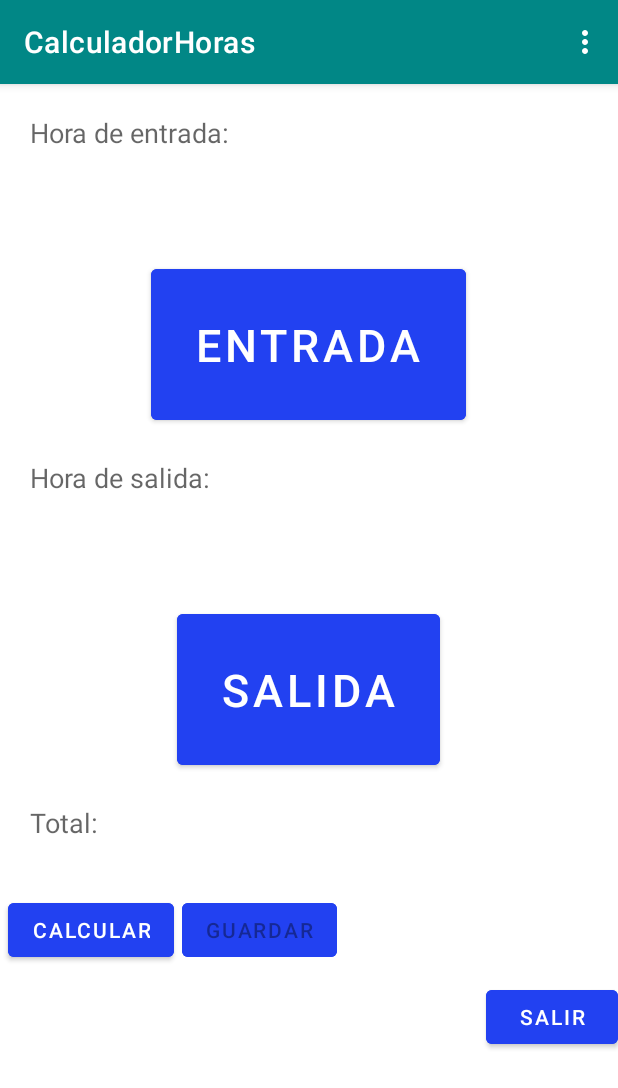
After one commit to celiatj/RegistroHoras, an Android app: the MainActivity3 screen opened directly, with no data from a screen before it, on a phone screen of 412 x 824 dp. The commit adds this screen. Shown: the top 1088 px of the screen. Run offline under Robolectric (Android 15) with nearby library versions, the phone set to English and light mode, and no system bars; Roboto replaces fonts that are not available here.

Commit message:
No resuelto errores anteriores. no logea. Pantala de Main con botones commit

```diff
--- a/app/src/main/AndroidManifest.xml
+++ b/app/src/main/AndroidManifest.xml
@@ -15,6 +15,9 @@
         android:supportsRtl="true"
         android:theme="@style/Theme.CalculadorHoras"
         tools:targetApi="31">
+        <activity
+            android:name=".MainActivity3"
+            android:exported="false" />
         <activity
             android:name=".Administrador"
             android:exported="false" />
--- /dev/null
+++ b/app/src/main/java/com/example/calculadorhoras/MainActivity3.java
@@ -0,0 +1,289 @@
+package com.example.calculadorhoras;
+
+import androidx.appcompat.app.AppCompatActivity;
+import androidx.core.app.NotificationCompat;
+import androidx.core.app.NotificationManagerCompat;
+
+import android.annotation.SuppressLint;
+import android.app.AlertDialog;
+import android.app.NotificationChannel;
+import android.app.NotificationManager;
+import android.app.PendingIntent;
+import android.content.Context;
+import android.content.DialogInterface;
+import android.content.Intent;
+import android.content.SharedPreferences;
+import android.content.res.Configuration;
+import android.content.res.Resources;
+import android.os.Build;
+import android.os.Bundle;
+import android.util.DisplayMetrics;
+import android.view.Menu;
+import android.view.MenuItem;
+import android.view.View;
+import android.widget.Button;
+import android.widget.TextView;
+import android.widget.Toast;
+
+import java.io.File;
+import java.io.FileOutputStream;
+import java.io.IOException;
+import java.util.Calendar;
+import java.util.Date;
+import java.util.Locale;
+import androidx.appcompat.app.AppCompatActivity;
+import androidx.core.app.NotificationCompat;
+import androidx.core.app.NotificationManagerCompat;
+import androidx.drawerlayout.widget.DrawerLayout;
+
+import java.io.File;
+import java.io.FileNotFoundException;
+import java.io.FileOutputStream;
+import java.io.IOException;
+import java.util.Calendar;
+import java.util.Date;
+import java.util.Locale;
+public class MainActivity3 extends AppCompatActivity {
+    public TextView total;
+    public TextView entrada;
+    public TextView salida;
+    private Button botonCalcular,registroEntrada,registroSalida;
+    private Button botonSalir;
+    private Button botonGuardar;
+    String horasTotal;
+    FileOutputStream stream = null;
+    String dia;
+    int horaE,horaS,minE,minS;
+
+    final static String CHANNEL_ID = "NOTIFICACIONES";
+
+    @SuppressLint("MissingInflatedId")
+    @Override
+    protected void onCreate(Bundle savedInstanceState) {
+        super.onCreate(savedInstanceState);
+        setContentView(R.layout.activity_main3);
+                total = findViewById(R.id.textViewTotal2);
+
+                // Crear canal de notificaciones
+                createNotificationChannel();
+                // Configuración de idioma
+                SharedPreferences preferenciasCompartidas = getSharedPreferences("PreferenciasCompartidas", MODE_PRIVATE);
+                String codigoIdioma = preferenciasCompartidas.getString("codigo_idioma", "es");
+                setAppLocale(codigoIdioma);
+                getSupportActionBar().setTitle(R.string.app_name);
+
+                // Guardar debe estar desactivado hasta que se pulse Calcular
+                botonGuardar = findViewById(R.id.btnGuardar2);
+                botonGuardar.setEnabled(false);
+
+                botonSalir = findViewById(R.id.btnSalir2);
+                botonGuardar = findViewById(R.id.btnGuardar2);
+                botonCalcular = findViewById(R.id.btnCalcular2);
+                total = findViewById(R.id.textViewTotal2);
+                registroEntrada = findViewById(R.id.btnRegistroEntrada2);
+                entrada = findViewById(R.id.textViewE2);
+                salida = findViewById(R.id.textViewS2);
+                registroSalida = findViewById(R.id.btnRegistroSalida2);
+
+                Context contexto = getApplicationContext();
+                File path = contexto.getFilesDir();
+                File file = new File(path, "registros.csv");
+
+                java.util.Date fecha = new Date();
+                Calendar c = Calendar.getInstance();
+                dia = Integer.toString(c.get(Calendar.DATE));
+
+                // gestion del boton Entrada
+                registroEntrada.setOnClickListener(new View.OnClickListener() {
+                    @Override
+                    public void onClick(View view) {
+                        horaE = c.get(Calendar.HOUR);
+                        minE= c.get(Calendar.MINUTE);
+                        entrada.setText(String.format("%02d:%02d", horaE, minE));;
+                    }
+                });
+                registroSalida.setOnClickListener(new View.OnClickListener() {
+                    @Override
+                    public void onClick(View view) {
+                        horaS = c.get(Calendar.HOUR);
+                        minS= c.get(Calendar.MINUTE);
+                        salida.setText(String.format("%02d:%02d", horaS, minS));
+                    }
+                });
+
+
+                // gestion del boton calcular
+                botonCalcular.setOnClickListener(new View.OnClickListener() {
+                    @Override
+                    public void onClick(View view) {
+
+                        if (entrada.getText().toString().equals("") || salida.getText().toString().equals("")) {
+                            Toast.makeText(getApplicationContext(), "Debes señalar la hora de entrada y la hora de salida", Toast.LENGTH_SHORT).show();
+                        } else {
+
+
+                            //Calculamos la diferencia en minutos para sacar las horas "Trabajadas", luego sacamos horas / 60 y los minutos sera el resto de esta division
+                            int tE = (horaE * 60) + minE;
+                            int tS = (horaS * 60) + minS;
+                            int tot;
+
+                            if (tS < tE) {
+                                tot = (24 * 60 - tE) + tS;
+                            } else {
+                                tot = tS - tE;
+                            }
+
+                            int horas = tot / 60;
+                            int minutos = tot % 60;
+                            // Indicamos al usuario con el textView de total el resultado
+                            horasTotal = "Día: " + dia + "; Horas: " + horas + ",Minutos: " + minutos + ";";
+                            total.setText(horasTotal);
+
+                            // Ahora activo el botón de Guardar, una vez hecho el cálculo
+                            botonGuardar.setEnabled(true);
+                        }
+                    }
+                });
+
+                //boton Guardar
+
+                botonGuardar.setOnClickListener(new View.OnClickListener() {
+                    @Override
+                    public void onClick(View view) {
+                        Intent intent = new Intent(com.example.calculadorhoras.MainActivity3.this, RegistroActivity.class);
+                        intent.setFlags(Intent.FLAG_ACTIVITY_CLEAR_TASK | Intent.FLAG_ACTIVITY_CLEAR_TASK);
+                        PendingIntent pendingIntent = PendingIntent.getActivity(getApplicationContext(), 0, intent, 0);
+                        NotificationManagerCompat gestorNotificaciones = NotificationManagerCompat.from(com.example.calculadorhoras.MainActivity3.this);
+                        // Notificacion en la barra superior
+                        NotificationCompat.Builder builder = new NotificationCompat.Builder(getApplicationContext(), CHANNEL_ID).setSmallIcon(R.drawable.clock_icon_design_element_logo_element_illustration_clock_symbol_icon_free_vector).setContentTitle("Calculador Horas")
+                                .setContentText("Registro guardado!")
+                                .setPriority(NotificationCompat.PRIORITY_DEFAULT)
+                                .setContentIntent(pendingIntent)
+                                .setAutoCancel(true);
+
+                        gestorNotificaciones.notify(1, builder.build());
+
+                        try {
+                            horasTotal += "\r\n";
+                            stream.write(horasTotal.getBytes());
+                            // Una vez usado el botón de Guardar, lo vuelvo a desactivar (hasta que se haga Calcular de nuevo)
+                            view.setEnabled(false);
+                        } catch (
+                                IOException e) {
+                            e.printStackTrace();
+                        }
+
+                    }
+                });
+
+                // Salir de la app
+                botonSalir.setOnClickListener(new View.OnClickListener() {
+                    @Override
+                    public void onClick(View view) {
+                        // Crear el objeto constructor de alerta AlertDialog.Builder
+                        AlertDialog.Builder constructorAlerta = new AlertDialog.Builder(com.example.calculadorhoras.MainActivity3.this);
+
+                        // Establecer título y mensaje
+                        constructorAlerta.
+                                setTitle(getResources().getText(R.string.txt_salir_app_titulo)).
+                                setMessage(getResources().getText(R.string.txt_salir_app_mensaje));
+
+                        // Hacer que no se pueda dejar el diálogo sin pulsar una opción
+                        constructorAlerta.setCancelable(false);
+
+                        // Establecer botón de respuesta positiva
+                        constructorAlerta.setPositiveButton(getResources().getText(R.string.txt_si), (DialogInterface.OnClickListener) (dialog, which) -> {
+                            finishAffinity();
+                        });
+
+                        // Establecer botón de respuesta negativa
+                        constructorAlerta.setNegativeButton(getResources().getText(R.string.txt_no), (DialogInterface.OnClickListener) (dialog, which) -> {
+                            dialog.cancel();
+                        });
+
+                        // Crear y mostrar diálogo de alerta
+                        AlertDialog dialogoAlertaSalir = constructorAlerta.create();
+                        dialogoAlertaSalir.show();
+
+                    }
+
+
+                });
+            }
+            //Guardamos los valores cuando la aplicacion este en pause (se gire la pantalla por ejemplo)
+            @Override
+            protected void onRestoreInstanceState(Bundle savedInstanceState) {
+                super.onRestoreInstanceState(savedInstanceState);
+
+                entrada.setText(savedInstanceState.getString("entrada"));
+                salida.setText(savedInstanceState.getString("salida"));
+                total.setText(savedInstanceState.getString("total"));
+            }
+
+            @Override
+            protected void onSaveInstanceState(Bundle outState) {
+                super.onSaveInstanceState(outState);
+
+                outState.putString("total", total.getText().toString());
+                outState.putString("entrada", entrada.getText().toString());
+                outState.putString("salida", salida.getText().toString());
+            }
+
+
+
+            @Override
+            public boolean onOptionsItemSelected(MenuItem item) {
+                // Control de opciones de la action bar
+                int id = item.getItemId();
+                if (id == R.id.configuracion) {
+                    Toast.makeText(getApplicationContext(), "Configuración pulsado", Toast.LENGTH_LONG).show();
+                    Intent intencion = new Intent(com.example.calculadorhoras.MainActivity3.this, MainActivityConf.class);
+                    startActivity(intencion);
+
+                    return true;
+                } else if (id == R.id.registro) {
+                    Intent objetoMensajero2 = new Intent(getApplicationContext(), RegistroActivity.class);
+                    startActivity(objetoMensajero2);
+
+                    return true;
+                }
+                return super.onOptionsItemSelected(item);
+            }
+
+
+            @Override
+            public boolean onCreateOptionsMenu(Menu menu) {
+                //Inflate the menu; this adds items to the action bar if it is present
+                getMenuInflater().inflate(R.menu.menu_en_activity, menu);
+                return true;
+            }
+
+            private void setAppLocale(String localeCode) {
+                Locale myLocale = new Locale(localeCode);
+                Resources res = getResources();
+                DisplayMetrics dm = res.getDisplayMetrics();
+                Configuration conf = res.getConfiguration();
+                conf.locale = myLocale;
+                Locale.setDefault(myLocale);
+                conf.setLayoutDirection(myLocale);
+                res.updateConfiguration(conf, dm);
+            }
+
+            // Crear canal de notificaciones
+            private void createNotificationChannel() {
+                // Crear el canal de notificaciones solo a partir de la API 26
+                if (Build.VERSION.SDK_INT >= Build.VERSION_CODES.O) {
+                    CharSequence nombre = getString(R.string.nombre_canal);
+                    String descripcion = getString(R.string.descripcion_canal);
+                    int importancia = NotificationManager.IMPORTANCE_DEFAULT;
+                    NotificationChannel canal = new NotificationChannel(CHANNEL_ID, nombre, importancia);
+                    canal.setDescription(descripcion);
+
+                    // Registrar el canal de notificaciones
+                    NotificationManager gestorNotificaciones = getSystemService(NotificationManager.class);
+                    gestorNotificaciones.createNotificationChannel(canal);
+                }
+
+            }
+
+        }
--- /dev/null
+++ b/app/src/main/res/layout/activity_main3.xml
@@ -0,0 +1,138 @@
+<?xml version="1.0" encoding="utf-8"?>
+<LinearLayout xmlns:android="http://schemas.android.com/apk/res/android"
+    xmlns:app="http://schemas.android.com/apk/res-auto"
+    xmlns:tools="http://schemas.android.com/tools"
+    android:layout_width="match_parent"
+    android:layout_height="match_parent"
+    tools:context=".MainActivity3"
+    android:orientation="vertical"
+    tools:ignore="ExtraText">
+
+    <TextView
+        android:id="@+id/tvE2"
+        android:layout_width="wrap_content"
+        android:layout_height="wrap_content"
+        android:layout_margin="20dp"
+        android:backgroundTint="#B7F1EAEA"
+        android:fontFamily="sans-serif"
+        android:text="Hora de entrada:"
+        android:textAppearance="@style/TextAppearance.AppCompat.Medium" />
+
+    <TextView
+        android:id="@+id/textViewE2"
+        android:layout_width="match_parent"
+        android:layout_height="wrap_content"
+        android:layout_marginLeft="20dp"
+        android:layout_marginRight="20dp"
+        android:layout_marginBottom="20dp"
+        android:backgroundTint="#6BF1EAEA"
+        android:fontFamily="sans-serif"
+        android:textAppearance="@style/TextAppearance.AppCompat.Small"
+        android:textSize="24sp" />
+
+    <Button
+        android:id="@+id/btnRegistroEntrada2"
+        android:layout_width="wrap_content"
+        android:layout_height="wrap_content"
+        android:layout_gravity="center"
+        android:layout_marginLeft="5dp"
+        android:layout_marginRight="5dp"
+        android:backgroundTint="#2241F1"
+        android:foregroundGravity="center"
+        android:gravity="center"
+        android:padding="30dp"
+        android:text="Entrada"
+        android:textSize="30sp"
+        app:iconGravity="start" />/>
+    <TextView
+        android:id="@+id/tvS2"
+        android:layout_width="match_parent"
+        android:layout_height="wrap_content"
+        android:layout_margin="20dp"
+        android:backgroundTint="#6BF1EAEA"
+        android:fontFamily="sans-serif"
+        android:text="Hora de salida:"
+        android:textAppearance="@style/TextAppearance.AppCompat.Medium" />
+
+    <TextView
+        android:id="@+id/textViewS2"
+        android:layout_width="match_parent"
+        android:layout_height="wrap_content"
+        android:layout_marginLeft="20dp"
+        android:layout_marginRight="20dp"
+        android:layout_marginBottom="20dp"
+        android:backgroundTint="#6BF1EAEA"
+        android:fontFamily="sans-serif"
+        android:textAppearance="@style/TextAppearance.AppCompat.Small"
+        android:textSize="24sp" />
+
+    <Button
+        android:id="@+id/btnRegistroSalida2"
+        android:layout_width="wrap_content"
+        android:layout_height="wrap_content"
+        android:layout_gravity="center"
+        android:layout_marginLeft="5dp"
+        android:layout_marginRight="5dp"
+        android:backgroundTint="#2241F1"
+        android:foregroundGravity="center"
+        android:gravity="center"
+        android:padding="30dp"
+        android:text="Salida"
+        android:textSize="30sp"
+        app:iconGravity="start" />
+
+    <TextView
+        android:id="@+id/textViewTotal2"
+        android:layout_width="match_parent"
+        android:layout_height="wrap_content"
+        android:layout_margin="20dp"
+        android:fontFamily="sans-serif"
+        android:keepScreenOn="false"
+        android:overScrollMode="ifContentScrolls"
+        android:scrollHorizontally="false"
+        android:text="Total:"
+        android:textAppearance="@style/TextAppearance.AppCompat.Medium" />
+
+    <LinearLayout
+        android:id="@+id/linear_layout_confiuj2"
+        android:layout_width="match_parent"
+        android:layout_height="wrap_content"
+        android:layout_marginTop="15dp"
+        android:layout_marginBottom="10dp"
+        android:background="#4BFFFFFF">
+
+
+        <Button
+            android:id="@+id/btnCalcular2"
+            app:iconGravity="start"
+            android:layout_width="wrap_content"
+            android:layout_height="wrap_content"
+            android:layout_gravity="center"
+            android:layout_marginLeft="5dp"
+            android:layout_marginRight="5dp"
+            android:backgroundTint="#2241F1"
+            android:foregroundGravity="center"
+            android:gravity="center"
+            android:text="Calcular" />
+
+        <Button
+            android:id="@+id/btnGuardar2"
+
+            android:layout_width="wrap_content"
+            android:layout_height="wrap_content"
+            android:layout_gravity="center"
+            android:backgroundTint="#2241F1"
+            android:foregroundGravity="center"
+            android:gravity="center"
+            android:text="Guardar" />
+
+    </LinearLayout>
+    <Button
+        android:id="@+id/btnSalir2"
+        android:layout_width="wrap_content"
+        android:layout_height="wrap_content"
+        android:layout_gravity="right"
+        android:backgroundTint="#2241F1"
+        android:text="Salir" />
+
+</LinearLayout>
```
Also changed, not shown: app/src/main/java/com/example/calculadorhoras/FirebaseActivity.java (+37 -9 lines), app/src/main/res/layout/activity_firebase.xml (+19 -17 lines).
